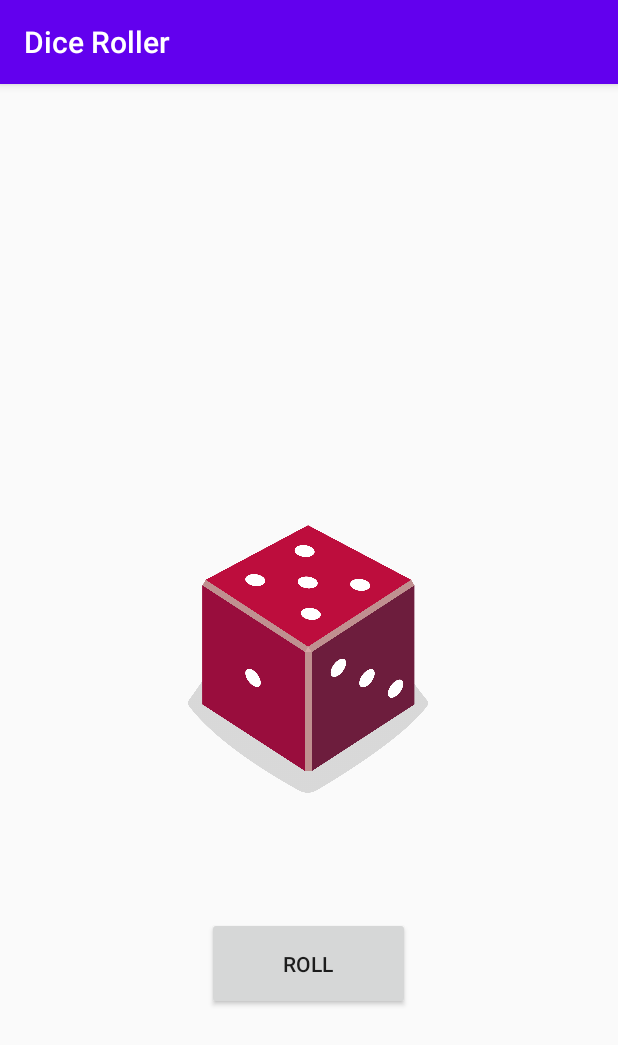
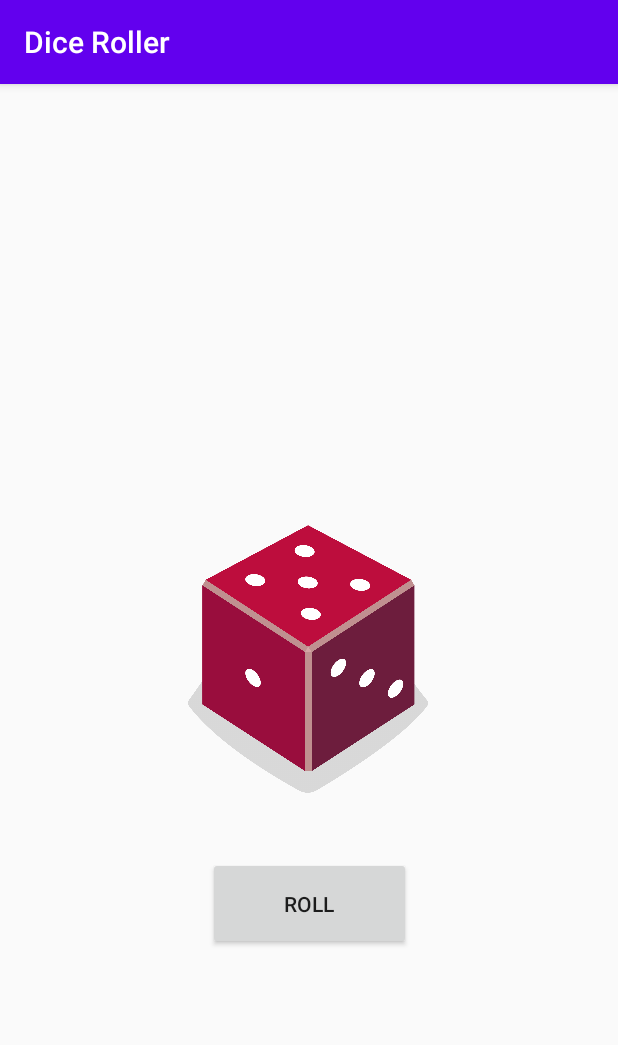
Before and after one commit to jaypowar00/Dice-Roller-kt, an Android app: the screen it shows after launch (MainActivity), after a tap on an icon or button, on a phone screen of 412 x 824 dp. Shown: the top 1045 px of the screen. Run offline under Robolectric (Android 15) with nearby library versions, the phone set to English and light mode, and no system bars.

Commit message:
modified alignment

```diff
--- a/app/src/main/java/com/redranger00/diceroller/MainActivity.kt
+++ b/app/src/main/java/com/redranger00/diceroller/MainActivity.kt
@@ -13,7 +13,7 @@ class MainActivity : AppCompatActivity() {
         setContentView(R.layout.activity_main)
         val rollBtn: Button = findViewById(R.id.button)
         rollBtn.setOnClickListener { rollDice() }
-        val diceImage : ImageView = findViewById(R.id.imageView)
+        val diceImage: ImageView = findViewById(R.id.imageView)
         diceImage.setOnClickListener { rollDice() }
     }
 
@@ -31,7 +31,7 @@ class MainActivity : AppCompatActivity() {
         }
         diceImage.setImageResource(drawableResource)
         diceImage.contentDescription = diceRoll.toString()
-
+        Toast.makeText(this, "You Rolled $diceRoll", Toast.LENGTH_SHORT).show()
     }
 }
 
--- a/app/src/main/res/layout/activity_main.xml
+++ b/app/src/main/res/layout/activity_main.xml
@@ -25,11 +25,10 @@
         android:id="@+id/button"
         android:layout_width="135dp"
         android:layout_height="62dp"
-        android:layout_marginTop="72dp"
+        android:layout_marginTop="32dp"
         android:text="@string/rollbtn"
         app:layout_constraintBottom_toBottomOf="parent"
         app:layout_constraintEnd_toEndOf="parent"
-        app:layout_constraintHorizontal_bias="0.498"
         app:layout_constraintStart_toStartOf="parent"
         app:layout_constraintTop_toBottomOf="@+id/imageView"
         app:layout_constraintVertical_bias="0.0" />
```
